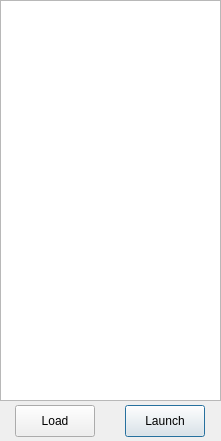
This is dsda-launcher/historylist.ui in Pedro-Beirao/dsda-launcher as Qt 5 draws it before an edit. The edited form follows.
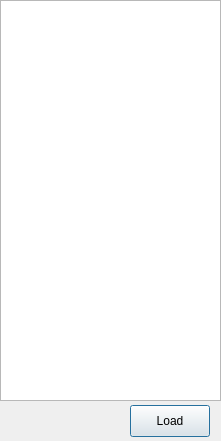
This is the edited form.

```diff
--- a/dsda-launcher/historylist.ui
+++ b/dsda-launcher/historylist.ui
@@ -35,26 +35,10 @@
     <number>-1</number>
    </property>
   </widget>
-  <widget class="QPushButton" name="pushButton">
-   <property name="geometry">
-    <rect>
-     <x>125</x>
-     <y>405</y>
-     <width>80</width>
-     <height>32</height>
-    </rect>
-   </property>
-   <property name="text">
-    <string>Launch</string>
-   </property>
-   <property name="default">
-    <bool>true</bool>
-   </property>
-  </widget>
   <widget class="QPushButton" name="pushButton_2">
    <property name="geometry">
     <rect>
-     <x>15</x>
+     <x>130</x>
      <y>405</y>
      <width>80</width>
      <height>32</height>
@@ -64,7 +48,7 @@
     <string>Load</string>
    </property>
    <property name="default">
-    <bool>false</bool>
+    <bool>true</bool>
    </property>
   </widget>
  </widget>
```
